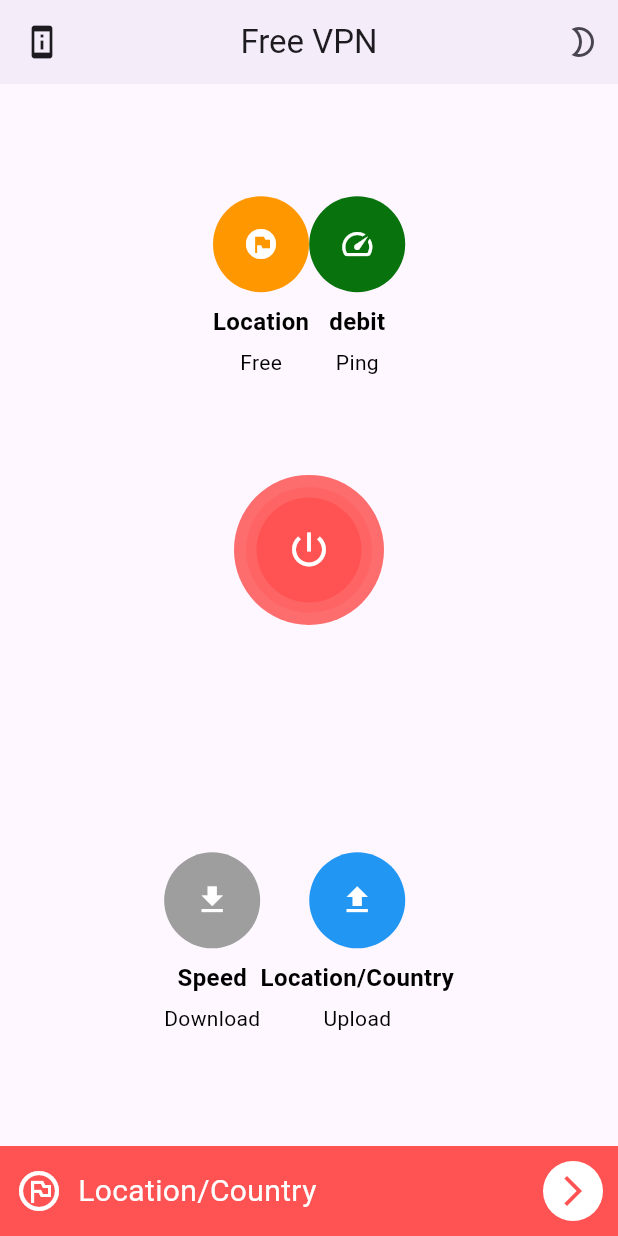
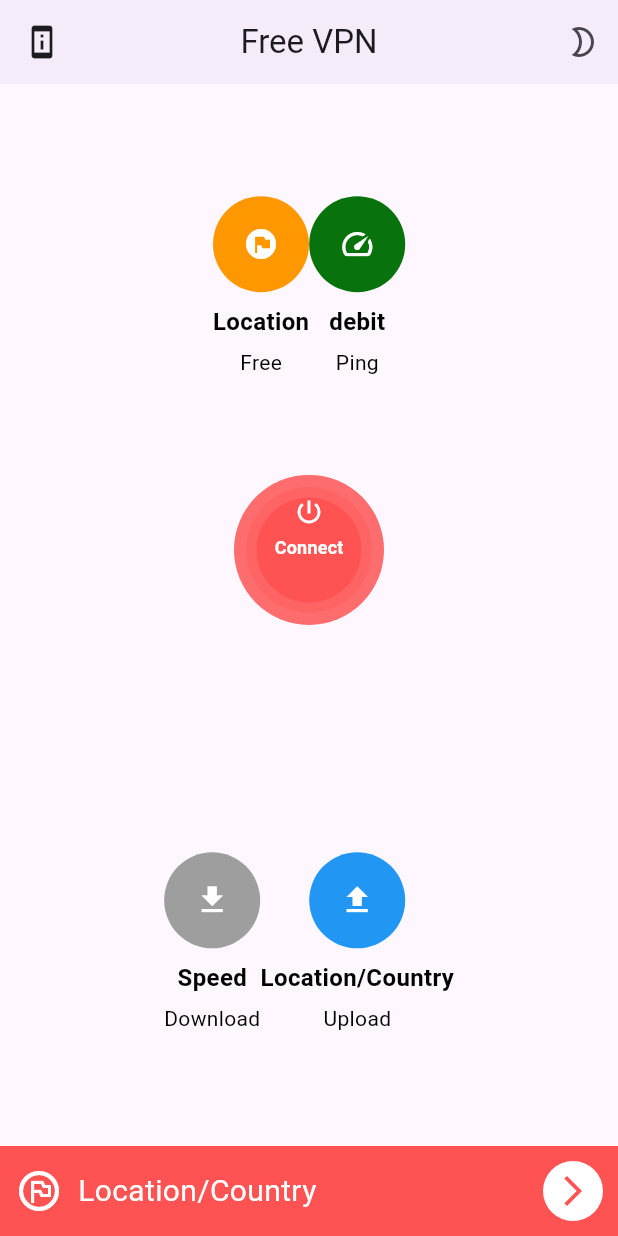
Before and after one commit to pakpuk/OpenVpn_app, a Flutter app: the screen it shows after launch, on a phone screen of 412 x 824 dp. Run offline on Flutter 3.47's test engine with Material 3 defaults, Android fonts, the phone set to English and light mode, and no system bars; our stand-ins replace get, hive_flutter; accounts and stored records are empty.

Commit message:
fix  some  errors

```diff
--- a/lib/view/widgets/round_vpn.dart
+++ b/lib/view/widgets/round_vpn.dart
@@ -1,5 +1,6 @@
 import 'package:flutter/material.dart';
 import 'package:vpn_basic_project/theme/colors_manager.dart';
+import 'package:vpn_basic_project/theme/text_manger.dart';
 
 class RoundVpnbutton extends StatelessWidget {
   const RoundVpnbutton({super.key});
@@ -17,10 +18,21 @@ class RoundVpnbutton extends StatelessWidget {
             child: CircleAvatar(
               radius: 35,
               backgroundColor: ColorsManager.maincolor,
-              child: Icon(
-                Icons.power_settings_new,
-                color: ColorsManager.whiteColor,
-                size: 30,
+              child: Column(
+                children: [
+                  Icon(
+                    Icons.power_settings_new,
+                    color: ColorsManager.whiteColor,
+                    size: 20,
+                  ),
+                  SizedBox(height: 5),
+                  Text(TextManager.connecttxt,
+                      style: TextStyle(
+                        color: ColorsManager.whiteColor,
+                        fontSize: 12,
+                        fontWeight: FontWeight.w600,
+                      )),
+                ],
               ),
             ),
           ),
```
